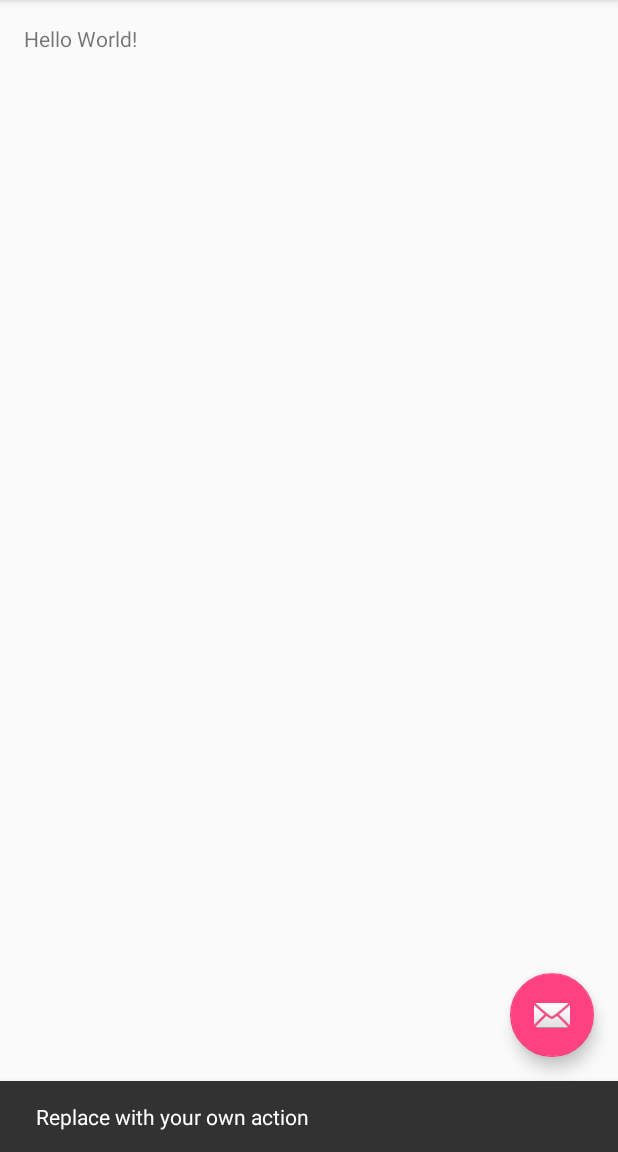
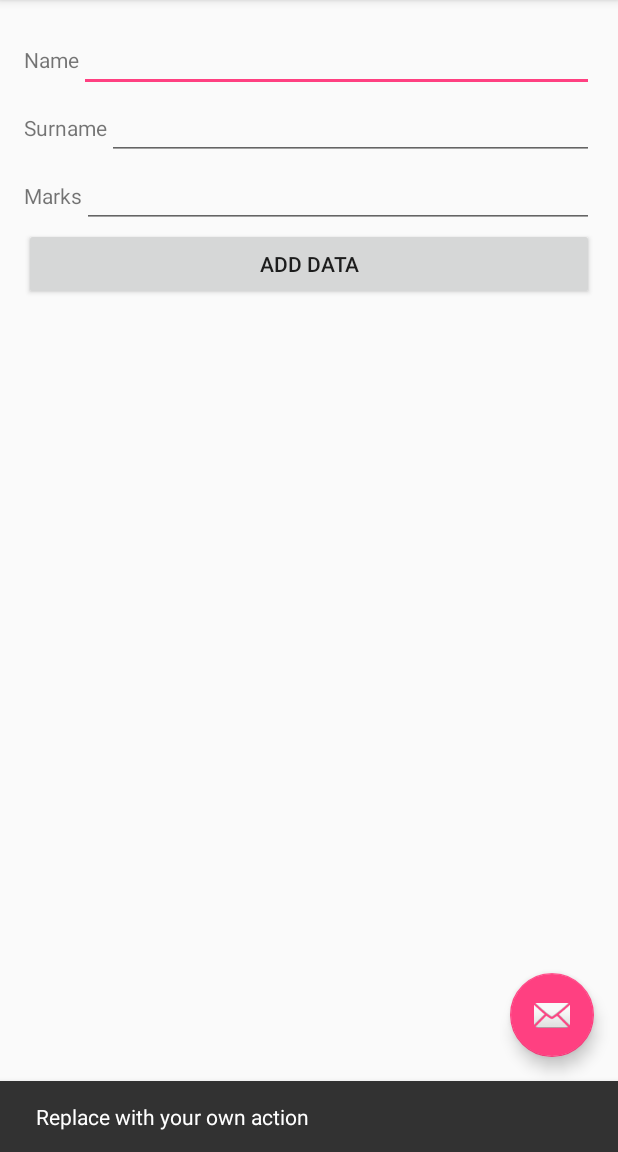
Before and after one commit to jorgereina1986/SQLiteApp, an Android app: the screen it shows after launch (MainActivity), after a tap on an icon or button, on a phone screen of 412 x 824 dp, the part 84-1236 px from its top. Run offline under Robolectric (Android 15) with nearby library versions, the phone set to English and light mode, and no system bars.

Commit message:
created simple db and layout ui

```diff
--- a/app/src/main/java/jorgereina1986/c4q/nyc/sqliteapp/DatabaseHelper.java
+++ b/app/src/main/java/jorgereina1986/c4q/nyc/sqliteapp/DatabaseHelper.java
@@ -1,5 +1,6 @@
 package jorgereina1986.c4q.nyc.sqliteapp;
 
+import android.content.ContentValues;
 import android.content.Context;
 import android.database.sqlite.SQLiteDatabase;
 import android.database.sqlite.SQLiteOpenHelper;
@@ -18,12 +19,11 @@ public class DatabaseHelper extends SQLiteOpenHelper {
 
     public DatabaseHelper(Context context) {
         super(context, DATABASE_NAME, null, 1);
-        SQLiteDatabase db = this.getWritableDatabase();
     }
 
     @Override
     public void onCreate(SQLiteDatabase db) {
-        db.execSQL("create table " + TABLE_NAME + "(ID INTEGER PRIMARY KEY AUTOINCREMENT, NAME TEXT, SURNAME TEXT, MARK INTEGER)");
+        db.execSQL("create table " + TABLE_NAME + "(ID INTEGER PRIMARY KEY AUTOINCREMENT, NAME TEXT, SURNAME TEXT, MARKS INTEGER)");
 
     }
 
@@ -32,4 +32,18 @@ public class DatabaseHelper extends SQLiteOpenHelper {
         db.execSQL("DROP TABLE IF EXISTS " + TABLE_NAME);
         onCreate(db);
     }
+
+    public boolean insertData(String name, String surname, String marks){
+        SQLiteDatabase db = this.getWritableDatabase();
+        ContentValues contentValues = new ContentValues();
+        contentValues.put(COL_2, name);
+        contentValues.put(COL_3, surname);
+        contentValues.put(COL_4, marks);
+        long result = db.insert(TABLE_NAME, null, contentValues);
+        if (result == -1)
+            return false;
+        else
+            return true;
+
+    }
 }
--- a/app/src/main/java/jorgereina1986/c4q/nyc/sqliteapp/MainActivity.java
+++ b/app/src/main/java/jorgereina1986/c4q/nyc/sqliteapp/MainActivity.java
@@ -8,9 +8,16 @@ import android.support.v7.widget.Toolbar;
 import android.view.Menu;
 import android.view.MenuItem;
 import android.view.View;
+import android.widget.Button;
+import android.widget.EditText;
+import android.widget.Toast;
 
 public class MainActivity extends AppCompatActivity {
     DatabaseHelper myDb;
+    EditText editName;
+    EditText editSurname;
+    EditText editMarks;
+    Button addButton;
 
     @Override
     protected void onCreate(Bundle savedInstanceState) {
@@ -21,12 +28,34 @@ public class MainActivity extends AppCompatActivity {
 
         myDb = new DatabaseHelper(this);
 
+        editName = (EditText) findViewById(R.id.name_et);
+        editSurname = (EditText) findViewById(R.id.surname_et);
+        editMarks = (EditText) findViewById(R.id.marks_et);
+        addButton = (Button) findViewById(R.id.add_button);
+        addData();
+
+
        FloatingActionButton fab = (FloatingActionButton) findViewById(R.id.fab);
         fab.setOnClickListener(new View.OnClickListener() {
             @Override
             public void onClick(View view) {
                 Snackbar.make(view, "Replace with your own action", Snackbar.LENGTH_LONG)
                         .setAction("Action", null).show();
+            }
+        });
+    }
+
+    public void addData(){
+        addButton.setOnClickListener(new View.OnClickListener() {
+            @Override
+            public void onClick(View v) {
+                boolean isInserted = myDb.insertData(editName.getText().toString(),
+                        editSurname.getText().toString(),
+                        editMarks.getText().toString());
+                if (isInserted = true)
+                    Toast.makeText(MainActivity.this, "Data Inserted", Toast.LENGTH_LONG).show();
+                else
+                    Toast.makeText(MainActivity.this, "Data not Inserted", Toast.LENGTH_LONG).show();
             }
         });
     }
--- a/app/src/main/res/layout/content_main.xml
+++ b/app/src/main/res/layout/content_main.xml
@@ -1,20 +1,77 @@
 <?xml version="1.0" encoding="utf-8"?>
-<RelativeLayout
-    xmlns:android="http://schemas.android.com/apk/res/android"
+<LinearLayout xmlns:android="http://schemas.android.com/apk/res/android"
+    xmlns:app="http://schemas.android.com/apk/res-auto"
     xmlns:tools="http://schemas.android.com/tools"
-    xmlns:app="http://schemas.android.com/apk/res-auto"
     android:layout_width="match_parent"
     android:layout_height="match_parent"
+    android:orientation="vertical"
+    android:paddingBottom="@dimen/activity_vertical_margin"
     android:paddingLeft="@dimen/activity_horizontal_margin"
     android:paddingRight="@dimen/activity_horizontal_margin"
     android:paddingTop="@dimen/activity_vertical_margin"
-    android:paddingBottom="@dimen/activity_vertical_margin"
     app:layout_behavior="@string/appbar_scrolling_view_behavior"
-    tools:showIn="@layout/activity_main"
-    tools:context="jorgereina1986.c4q.nyc.sqliteapp.MainActivity">
+    tools:context="jorgereina1986.c4q.nyc.sqliteapp.MainActivity"
+    tools:showIn="@layout/activity_main">
 
-    <TextView
-        android:text="Hello World!"
-        android:layout_width="wrap_content"
-        android:layout_height="wrap_content" />
-</RelativeLayout>
+    <LinearLayout
+        android:layout_width="match_parent"
+        android:layout_height="wrap_content"
+        android:orientation="horizontal">
+
+        <TextView
+            android:id="@+id/name_tv"
+            android:layout_width="wrap_content"
+            android:layout_height="wrap_content"
+            android:text="Name" />
+
+        <EditText
+            android:id="@+id/name_et"
+            android:layout_width="match_parent"
+            android:layout_height="wrap_content" />
+
+    </LinearLayout>
+
+    <LinearLayout
+        android:layout_width="match_parent"
+        android:layout_height="wrap_content"
+        android:orientation="horizontal">
+
+        <TextView
+            android:id="@+id/surname_tv"
+            android:layout_width="wrap_content"
+            android:layout_height="wrap_content"
+            android:text="Surname" />
+
+        <EditText
+            android:id="@+id/surname_et"
+            android:layout_width="match_parent"
+            android:layout_height="wrap_content" />
+
+    </LinearLayout>
+
+    <LinearLayout
+        android:layout_width="match_parent"
+        android:layout_height="wrap_content"
+        android:orientation="horizontal">
+
+        <TextView
+            android:id="@+id/marks_tv"
+            android:layout_width="wrap_content"
+            android:layout_height="wrap_content"
+            android:text="Marks" />
+
+        <EditText
+            android:id="@+id/marks_et"
+            android:layout_width="match_parent"
+            android:layout_height="wrap_content" />
+
+    </LinearLayout>
+
+    <Button
+        android:id="@+id/add_button"
+        android:layout_width="match_parent"
+        android:layout_height="wrap_content"
+        android:text="Add Data"/>
+
+
+</LinearLayout>
```
